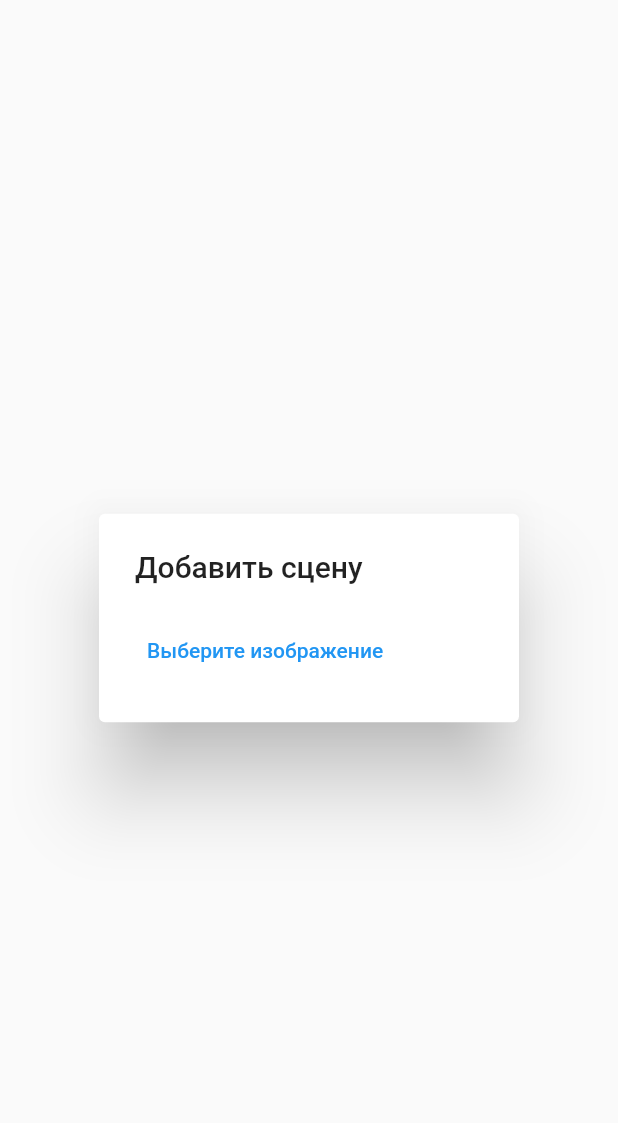
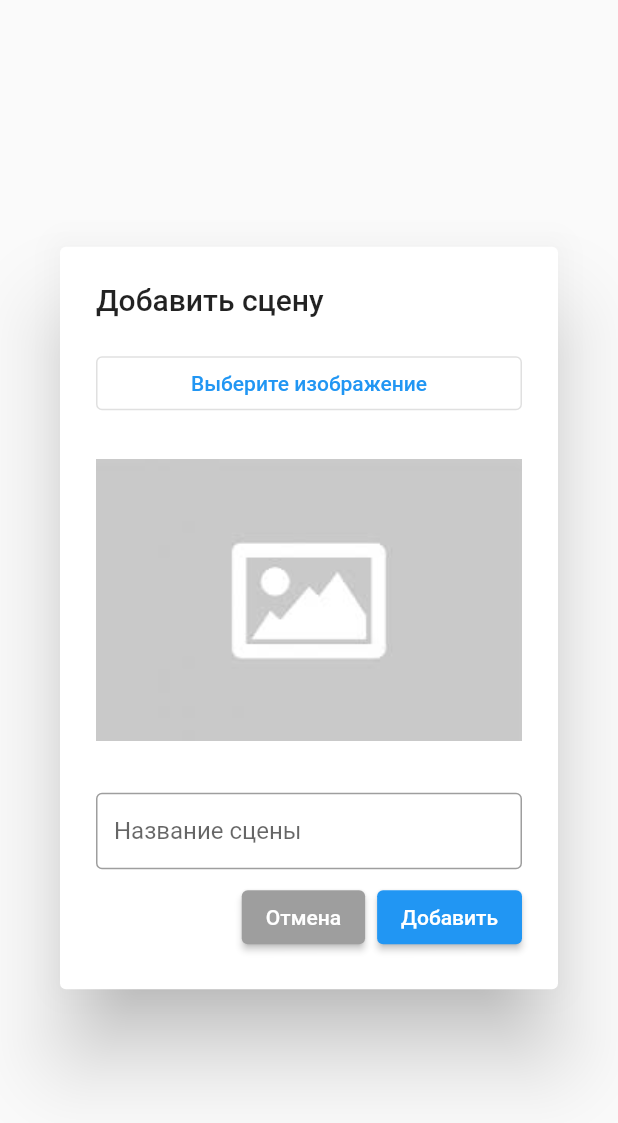
Before and after one commit to teledima/virtual-tour-guide, a Flutter app: the AddSceneDialog widget shown alone on an empty page, opened directly, on a phone screen of 412 x 824 dp. Shown: the top 1123 px of the screen. Run offline on Flutter 3.47's test engine with Material 2 defaults, Android fonts, the light colour scheme and no system bars; our stand-ins replace dio, image_picker; missing offline and left inert: flutter_cube, motion_sensors; network calls fail.

Commit message:
Add ability to upload scenes

```diff
--- /dev/null
+++ b/frontend-flutter/lib/data/image_repository.dart
@@ -0,0 +1,19 @@
+// Dart
+import 'dart:typed_data';
+import 'package:dio/dio.dart';
+import 'package:http_parser/http_parser.dart';
+
+class ImageRepository {
+  static String entrypoint = 'http://192.168.1.44:8080/images';
+
+  Future<Response> sendImage(Uint8List bytes, String filename, MediaType contentType) async {
+    final formData = FormData.fromMap({
+      "image": MultipartFile.fromBytes(bytes, filename: filename, contentType: contentType),
+    });
+
+    return Dio().post(
+      entrypoint,
+      data: formData
+    );
+  }
+}
--- a/frontend-flutter/lib/screens/add_scene_dialog.dart
+++ b/frontend-flutter/lib/screens/add_scene_dialog.dart
@@ -1,31 +1,155 @@
+// Dart
+import 'dart:typed_data';
+import 'package:dio/dio.dart';
+import 'package:http_parser/http_parser.dart';
 // Flutter
 import 'package:flutter/material.dart';
 import 'package:image_picker/image_picker.dart';
+// Application
+import 'package:frontend_flutter/data/image_repository.dart';
 
 class AddSceneDialog extends StatefulWidget {
-  const AddSceneDialog({Key? key}): super(key: key);
+  final ImageRepository imageRepository = ImageRepository();
+
+  AddSceneDialog({Key? key}): super(key: key);
 
   @override
   AddSceneDialogState createState() => AddSceneDialogState();
 }
 
 class AddSceneDialogState extends State<AddSceneDialog> {
-  /*
+  final _formKey = GlobalKey<FormState>();
+  final _imageFieldKey = GlobalKey<FormFieldState<ImageField?>>();
+  final sceneNameController = TextEditingController();
+
+  onSelectImage(FormFieldState<ImageField?> state) async{
     final ImagePicker _picker = ImagePicker();
     final XFile? image = await _picker.pickImage(source: ImageSource.gallery);
-  */
+
+    if (image != null) {
+      state.didChange(ImageField(image.readAsBytes(), image.mimeType!));
+
+      if (sceneNameController.text.isEmpty) {
+        setState(() {
+          sceneNameController.text = image.name.split(".").first;
+        });
+      }
+    }
+  }
+
+  onSubmitForm() async {
+    if (_formKey.currentState!.validate()) {
+      try {
+        await widget.imageRepository.sendImage(
+          await _imageFieldKey.currentState!.value!.bytes,
+          sceneNameController.text,
+          MediaType.parse(_imageFieldKey.currentState!.value!.mimeType)
+        );
+        Navigator.of(context).pop();
+      } on DioError catch(e){
+        ScaffoldMessenger.of(context).showSnackBar(
+          SnackBar(
+            content: Text('${e.message}\n${e.response.toString()}')
+          )
+        );
+      }
+    }
+  }
 
   @override
   Widget build(BuildContext context) {
     return AlertDialog(
       title: const Text('Добавить сцену'),
-      content: Container(
-        child: Row(
+      content: Form(
+        key: _formKey,
+        child: Column(
+          mainAxisSize: MainAxisSize.min,
           children: [
-            TextButton(onPressed: () => print('click'), child: const Text('Выберите изображение'))
+            FormField<ImageField?>(
+              key: _imageFieldKey,
+              builder: (formFieldState) => Column(
+                crossAxisAlignment: CrossAxisAlignment.stretch,
+                children: [
+                  OutlinedButton(onPressed: () => onSelectImage(formFieldState), child: const Text('Выберите изображение')),
+                  const SizedBox(height: 8,),
+
+                  if (formFieldState.value != null)
+                    FutureBuilder(
+                      future: formFieldState.value!.bytes,
+                      builder: (context, AsyncSnapshot<Uint8List> snapshot) {
+                        if (snapshot.hasData) {
+                          return Image.memory(snapshot.data!, width: 400, height: 225, fit: BoxFit.contain,);
+                        } else {
+                          return const Text('Loading...');
+                        }
+                      }
+                    )
+                  else
+                    Image.asset('assets/image_not_found.jpeg', width: 400, height: 225, fit: BoxFit.contain),
+                  if (formFieldState.hasError)
+                    Padding(
+                      padding: const EdgeInsets.only(left: 8, top: 10),
+                      child: Text(
+                        formFieldState.errorText!,
+                        textAlign: TextAlign.center,
+                        style: TextStyle(
+                          fontStyle: FontStyle.normal,
+                          fontSize: 13,
+                          color: Colors.red[700],
+                          height: 0.5),
+                      )
+                    ),
+                  const SizedBox(height: 16,)
+                ]
+              ),
+
+              validator: (value) {
+                if (value == null) {
+                  return 'Выберите изображение';
+                }
+                return null;
+              },
+            ),
+            TextFormField(
+              controller: sceneNameController,
+              validator: (value) {
+                if (value == null || value.isEmpty) {
+                  return 'Введите название сцены';
+                }
+                return null;
+              },
+              decoration: const InputDecoration(
+                hintText: 'Название сцены',
+                isDense: true,
+                border: OutlineInputBorder()
+              ),
+            ),
+            const SizedBox(height: 8,),
+            Row(
+              mainAxisAlignment: MainAxisAlignment.end,
+              children: [
+                ElevatedButton(
+                  style: ElevatedButton.styleFrom(
+                    primary: Colors.grey
+                  ),
+                  onPressed: () => Navigator.of(context).pop(),
+                  child: const Text('Отмена')
+                ),
+                const SizedBox(width: 8,),
+                ElevatedButton(onPressed: onSubmitForm, child: const Text('Добавить'))
+              ],
+            )
+
           ],
         )
-      ),
+      )
     );
   }
 }
+
+class ImageField {
+  Future<Uint8List> bytes;
+  String mimeType;
+
+  ImageField(this.bytes, this.mimeType);
+}
--- a/frontend-flutter/lib/screens/show_scenes_screen.dart
+++ b/frontend-flutter/lib/screens/show_scenes_screen.dart
@@ -20,7 +20,7 @@ class ShowScenesScreenState extends State<ShowScenesScreen> {
   onAddScene() {
     showDialog(
       context: context,
-      builder: (_) => const AddSceneDialog()
+      builder: (_) => AddSceneDialog()
     );
   }
 
--- a/frontend-flutter/pubspec.yaml
+++ b/frontend-flutter/pubspec.yaml
@@ -34,6 +34,7 @@ dependencies:
   http: ^0.13.4
   context_menus: ^1.0.1
   image_picker: ^0.8.5+3
+  dio: ^4.0.6
 
 
   # The following adds the Cupertino Icons font to your application.
```
Also changed, not shown: frontend-flutter/pubspec.lock, 3 other files.
